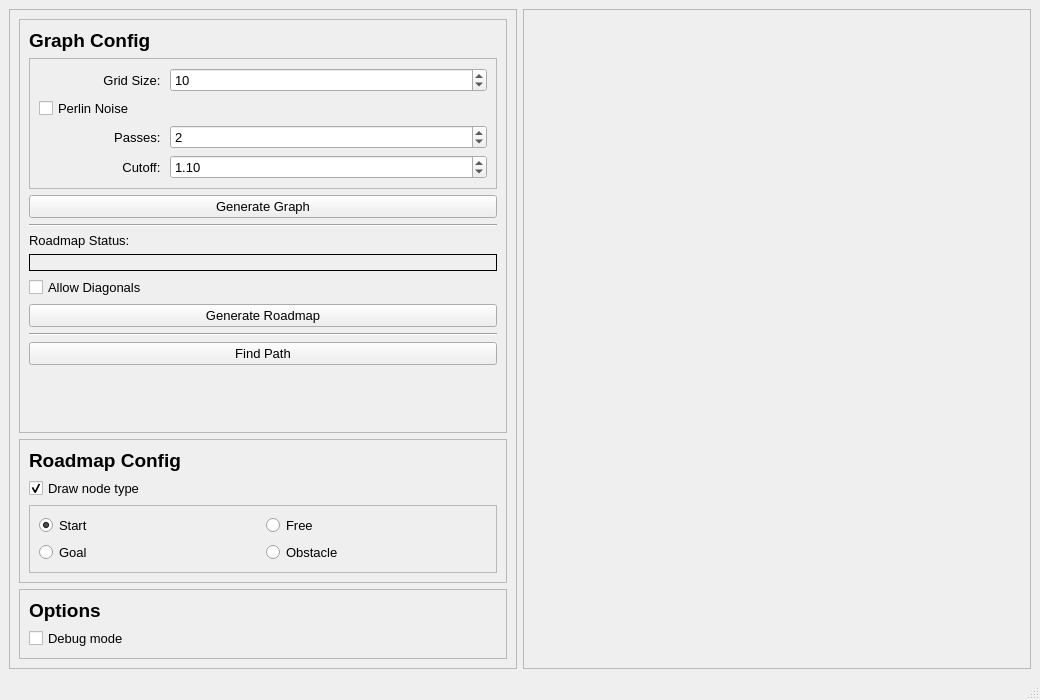
Old version of the form ui/main_window.ui in the repository kpdudek/PathPlanning.
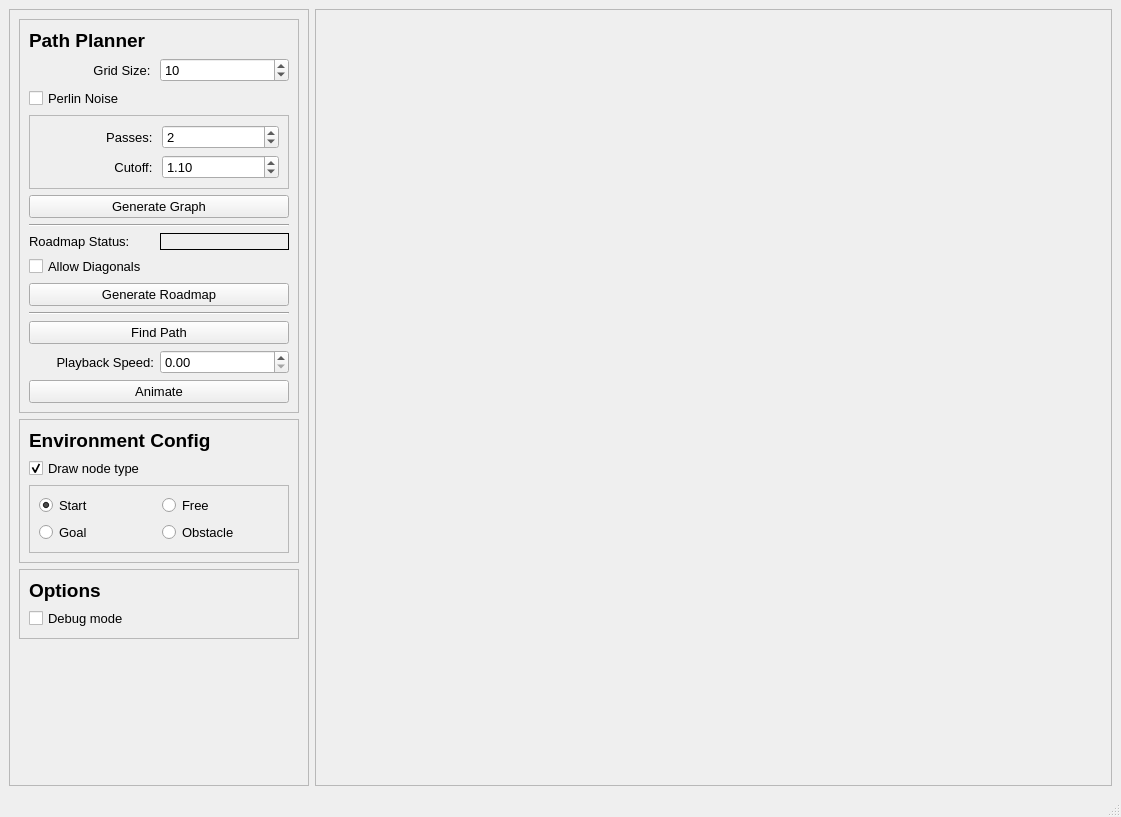
New version of the form.

Commit message: Path is now drawn in a blue line

```diff
--- a/ui/main_window.ui
+++ b/ui/main_window.ui
@@ -6,8 +6,8 @@
    <rect>
     <x>0</x>
     <y>0</y>
-    <width>1040</width>
-    <height>700</height>
+    <width>1121</width>
+    <height>817</height>
    </rect>
   </property>
   <property name="windowTitle">
@@ -25,7 +25,7 @@
       </property>
       <property name="maximumSize">
        <size>
-        <width>16777215</width>
+        <width>300</width>
         <height>16777215</height>
        </size>
       </property>
@@ -44,8 +44,104 @@
          <property name="frameShadow">
           <enum>QFrame::Raised</enum>
          </property>
-         <layout class="QVBoxLayout" name="verticalLayout_3">
-          <item>
+         <layout class="QGridLayout" name="gridLayout_5">
+          <item row="4" column="0" colspan="2">
+           <widget class="QPushButton" name="generate_graph_button">
+            <property name="font">
+             <font>
+              <pointsize>10</pointsize>
+             </font>
+            </property>
+            <property name="text">
+             <string>Generate Graph</string>
+            </property>
+           </widget>
+          </item>
+          <item row="5" column="0" colspan="2">
+           <widget class="Line" name="line">
+            <property name="orientation">
+             <enum>Qt::Horizontal</enum>
+            </property>
+           </widget>
+          </item>
+          <item row="6" column="1">
+           <widget class="QLabel" name="roadmap_status_label">
+            <property name="font">
+             <font>
+              <pointsize>10</pointsize>
+              <italic>true</italic>
+             </font>
+            </property>
+            <property name="frameShape">
+             <enum>QFrame::Box</enum>
+            </property>
+            <property name="text">
+             <string/>
+            </property>
+           </widget>
+          </item>
+          <item row="6" column="0">
+           <widget class="QLabel" name="label_6">
+            <property name="font">
+             <font>
+              <pointsize>10</pointsize>
+             </font>
+            </property>
+            <property name="text">
+             <string>Roadmap Status:</string>
+            </property>
+           </widget>
+          </item>
+          <item row="9" column="0" colspan="2">
+           <widget class="QPushButton" name="generate_roadmap_button">
+            <property name="font">
+             <font>
+              <pointsize>10</pointsize>
+             </font>
+            </property>
+            <property name="text">
+             <string>Generate Roadmap</string>
+            </property>
+           </widget>
+          </item>
+          <item row="11" column="0" colspan="2">
+           <widget class="QPushButton" name="find_path_button">
+            <property name="font">
+             <font>
+              <pointsize>10</pointsize>
+             </font>
+            </property>
+            <property name="text">
+             <string>Find Path</string>
+            </property>
+           </widget>
+          </item>
+          <item row="10" column="0" colspan="2">
+           <widget class="Line" name="line_2">
+            <property name="orientation">
+             <enum>Qt::Horizontal</enum>
+            </property>
+           </widget>
+          </item>
+          <item row="8" column="0" colspan="2">
+           <widget class="QCheckBox" name="allow_diagonals_checkbox">
+            <property name="maximumSize">
+             <size>
+              <width>16777215</width>
+              <height>16777215</height>
+             </size>
+            </property>
+            <property name="font">
+             <font>
+              <pointsize>10</pointsize>
+             </font>
+            </property>
+            <property name="text">
+             <string>Allow Diagonals</string>
+            </property>
+           </widget>
+          </item>
+          <item row="0" column="0" colspan="2">
            <widget class="QLabel" name="label">
             <property name="maximumSize">
              <size>
@@ -61,11 +157,68 @@
              </font>
             </property>
             <property name="text">
-             <string>Graph Config</string>
+             <string>Path Planner</string>
             </property>
            </widget>
           </item>
-          <item>
+          <item row="1" column="0">
+           <widget class="QLabel" name="label_4">
+            <property name="maximumSize">
+             <size>
+              <width>125</width>
+              <height>16777215</height>
+             </size>
+            </property>
+            <property name="font">
+             <font>
+              <pointsize>10</pointsize>
+             </font>
+            </property>
+            <property name="text">
+             <string>Grid Size: </string>
+            </property>
+            <property name="alignment">
+             <set>Qt::AlignRight|Qt::AlignTrailing|Qt::AlignVCenter</set>
+            </property>
+           </widget>
+          </item>
+          <item row="12" column="0">
+           <widget class="QLabel" name="label_5">
+            <property name="font">
+             <font>
+              <pointsize>10</pointsize>
+             </font>
+            </property>
+            <property name="text">
+             <string>Playback Speed:</string>
+            </property>
+            <property name="alignment">
+             <set>Qt::AlignRight|Qt::AlignTrailing|Qt::AlignVCenter</set>
+            </property>
+           </widget>
+          </item>
+          <item row="12" column="1">
+           <widget class="QDoubleSpinBox" name="playback_speed_spinbox">
+            <property name="font">
+             <font>
+              <pointsize>10</pointsize>
+             </font>
+            </property>
+           </widget>
+          </item>
+          <item row="14" column="0" colspan="2">
+           <widget class="QPushButton" name="animate_button">
+            <property name="font">
+             <font>
+              <pointsize>10</pointsize>
+             </font>
+            </property>
+            <property name="text">
+             <string>Animate</string>
+            </property>
+           </widget>
+          </item>
+          <item row="3" column="0" colspan="2">
            <widget class="QFrame" name="frame_6">
             <property name="frameShape">
              <enum>QFrame::StyledPanel</enum>
@@ -74,24 +227,6 @@
              <enum>QFrame::Raised</enum>
             </property>
             <layout class="QGridLayout" name="gridLayout_3">
-             <item row="3" column="0" colspan="2">
-              <widget class="QCheckBox" name="perlin_noise_checkbox">
-               <property name="maximumSize">
-                <size>
-                 <width>125</width>
-                 <height>16777215</height>
-                </size>
-               </property>
-               <property name="font">
-                <font>
-                 <pointsize>10</pointsize>
-                </font>
-               </property>
-               <property name="text">
-                <string>Perlin Noise</string>
-               </property>
-              </widget>
-             </item>
              <item row="4" column="0">
               <widget class="QLabel" name="passes_label">
                <property name="maximumSize">
@@ -167,97 +302,29 @@
                </property>
               </widget>
              </item>
-             <item row="1" column="0">
-              <widget class="QLabel" name="label_4">
-               <property name="maximumSize">
-                <size>
-                 <width>125</width>
-                 <height>16777215</height>
-                </size>
-               </property>
-               <property name="font">
-                <font>
-                 <pointsize>10</pointsize>
-                </font>
-               </property>
-               <property name="text">
-                <string>Grid Size: </string>
-               </property>
-               <property name="alignment">
-                <set>Qt::AlignRight|Qt::AlignTrailing|Qt::AlignVCenter</set>
-               </property>
-              </widget>
-             </item>
-             <item row="1" column="1">
-              <widget class="QSpinBox" name="grid_size_spinbox">
-               <property name="font">
-                <font>
-                 <pointsize>10</pointsize>
-                </font>
-               </property>
-               <property name="minimum">
-                <number>2</number>
-               </property>
-               <property name="maximum">
-                <number>128</number>
-               </property>
-               <property name="value">
-                <number>10</number>
-               </property>
-              </widget>
-             </item>
             </layout>
            </widget>
           </item>
-          <item>
-           <widget class="QPushButton" name="generate_graph_button">
+          <item row="1" column="1">
+           <widget class="QSpinBox" name="grid_size_spinbox">
             <property name="font">
              <font>
               <pointsize>10</pointsize>
              </font>
             </property>
-            <property name="text">
-             <string>Generate Graph</string>
+            <property name="minimum">
+             <number>2</number>
             </property>
-           </widget>
-          </item>
-          <item>
-           <widget class="Line" name="line">
-            <property name="orientation">
-             <enum>Qt::Horizontal</enum>
+            <property name="maximum">
+             <number>128</number>
             </property>
-           </widget>
-          </item>
-          <item>
-           <widget class="QLabel" name="label_6">
-            <property name="font">
-             <font>
-              <pointsize>10</pointsize>
-             </font>
+            <property name="value">
+             <number>10</number>
             </property>
-            <property name="text">
-             <string>Roadmap Status:</string>
-            </property>
            </widget>
           </item>
-          <item>
-           <widget class="QLabel" name="roadmap_status_label">
-            <property name="font">
-             <font>
-              <pointsize>10</pointsize>
-              <italic>true</italic>
-             </font>
-            </property>
-            <property name="frameShape">
-             <enum>QFrame::Box</enum>
-            </property>
-            <property name="text">
-             <string/>
-            </property>
-           </widget>
-          </item>
-          <item>
-           <widget class="QCheckBox" name="allow_diagonals_checkbox">
+          <item row="2" column="0">
+           <widget class="QCheckBox" name="perlin_noise_checkbox">
             <property name="maximumSize">
              <size>
               <width>125</width>
@@ -270,54 +337,10 @@
              </font>
             </property>
             <property name="text">
-             <string>Allow Diagonals</string>
+             <string>Perlin Noise</string>
             </property>
            </widget>
           </item>
-          <item>
-           <widget class="QPushButton" name="generate_roadmap_button">
-            <property name="font">
-             <font>
-              <pointsize>10</pointsize>
-             </font>
-            </property>
-            <property name="text">
-             <string>Generate Roadmap</string>
-            </property>
-           </widget>
-          </item>
-          <item>
-           <widget class="Line" name="line_2">
-            <property name="orientation">
-             <enum>Qt::Horizontal</enum>
-            </property>
-           </widget>
-          </item>
-          <item>
-           <widget class="QPushButton" name="find_path_button">
-            <property name="font">
-             <font>
-              <pointsize>10</pointsize>
-             </font>
-            </property>
-            <property name="text">
-             <string>Find Path</string>
-            </property>
-           </widget>
-          </item>
-          <item>
-           <spacer name="verticalSpacer">
-            <property name="orientation">
-             <enum>Qt::Vertical</enum>
-            </property>
-            <property name="sizeHint" stdset="0">
-             <size>
-              <width>20</width>
-              <height>40</height>
-             </size>
-            </property>
-           </spacer>
-          </item>
          </layout>
         </widget>
        </item>
@@ -367,7 +390,7 @@
              </font>
             </property>
             <property name="text">
-             <string>Roadmap Config</string>
+             <string>Environment Config</string>
             </property>
            </widget>
           </item>
@@ -495,6 +518,19 @@
          </layout>
         </widget>
        </item>
+       <item>
+        <spacer name="verticalSpacer">
+         <property name="orientation">
+          <enum>Qt::Vertical</enum>
+         </property>
+         <property name="sizeHint" stdset="0">
+          <size>
+           <width>20</width>
+           <height>40</height>
+          </size>
+         </property>
+        </spacer>
+       </item>
       </layout>
      </widget>
     </item>
@@ -514,7 +550,7 @@
       </property>
       <layout class="QVBoxLayout" name="verticalLayout">
        <property name="leftMargin">
-        <number>0</number>
+        <number>6</number>
        </property>
        <property name="topMargin">
         <number>0</number>
```
Left out of the diff: 2 changed lines with no effect on the pictures. The commit also changes 5 other files.
